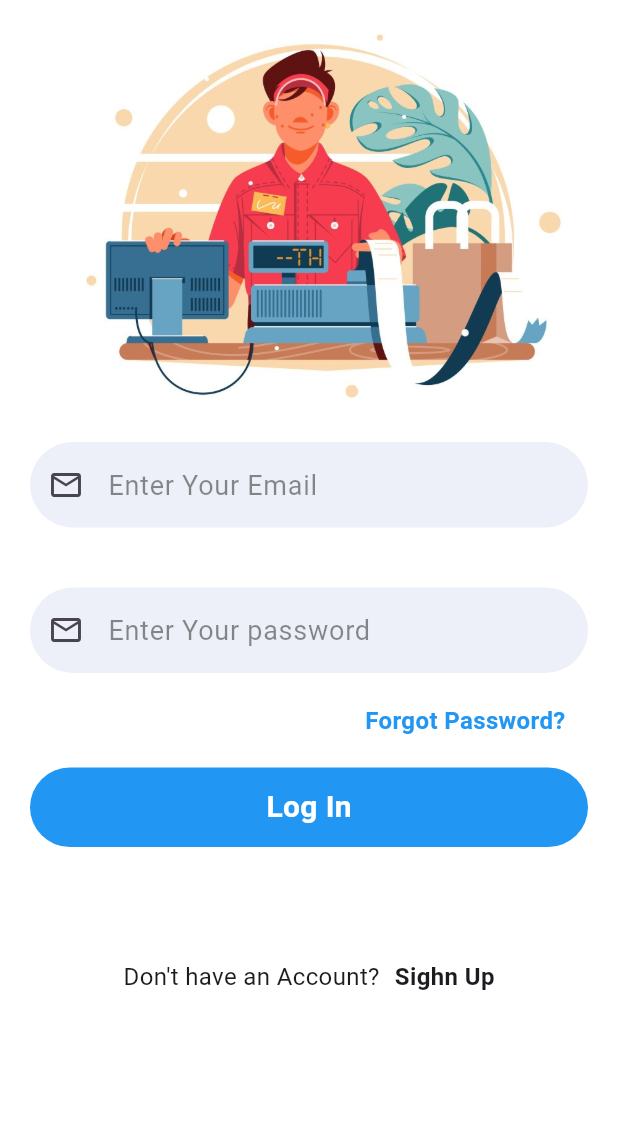
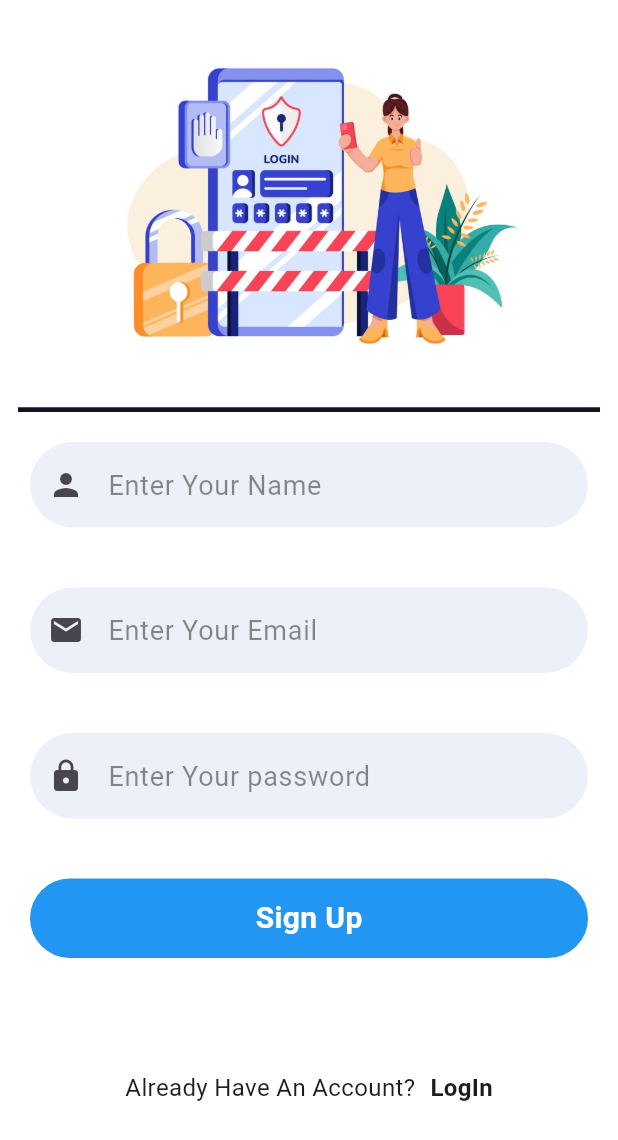
Before and after one commit to naimislam817/inventory_ManagementApp, a Flutter app: the screen it shows after launch, after a tap on "Sighn Up", on a phone screen of 412 x 824 dp. Shown: the top 1140 px of the screen. Run offline on Flutter 3.47's test engine with Material 3 defaults, Android fonts, the phone set to English and light mode, and no system bars; our stand-ins replace cloud_firestore, firebase_auth, firebase_core, leak_tracker_flutter_testing; accounts and stored records are empty; network calls fail.

Commit message:
added sighnup page //register user in firebase  auth with email and password //for adding user to our cloud firestore

```diff
--- /dev/null
+++ b/lib/login signup/Services/authentication.dart
@@ -0,0 +1,38 @@
+import 'package:cloud_firestore/cloud_firestore.dart';
+import 'package:firebase_auth/firebase_auth.dart';
+
+class AuthServices {
+  // for storing data in cloud firestore
+  final FirebaseFirestore _firestore = FirebaseFirestore.instance;
+ // for authentication
+  final FirebaseAuth _auth = FirebaseAuth.instance;
+
+//for signUp
+  Future<String> signUpUser(
+{
+  required String email,
+required String password,
+required String name}) async {
+  String res = "Some error Occured";
+  try {
+  //for register user in firebase  auth with email and password
+  UserCredential credential = await _auth.createUserWithEmailAndPassword(
+      email: email,
+      password: password) ;
+  //for adding user to our cloud firestore
+    await _firestore.collection("users").doc(credential.user!.uid).set({
+    'name' : name,
+    'email' : email,
+    'uid' : credential.user!.uid,
+    //
+    });
+    res = "success";
+  } catch (e) {
+    print(e.toString());
+  }
+  return res ;
+
+
+
+  }
+  }
--- a/lib/login signup/Widget/textfield.dart
+++ b/lib/login signup/Widget/textfield.dart
@@ -28,7 +28,7 @@ class TextFieldInput  extends StatelessWidget {
         decoration: InputDecoration(
           hintText: hintText,
           hintStyle: const TextStyle(color: Colors.black45,fontSize: 18),
-        prefixIcon: Icon(Icons.email_outlined),
+          prefixIcon:   Icon(icon),
           contentPadding:const EdgeInsets.symmetric(vertical: 15, horizontal: 20) ,
           border: InputBorder.none,
           filled: true,
--- a/lib/login signup/login.dart
+++ /dev/null
@@ -1,67 +0,0 @@
-import 'package:authentication_experiement/login%20signup/Widget/button.dart';
-import 'package:flutter/material.dart';
-import 'package:flutter/material.dart';
-
-import 'Widget/textfield.dart';
-
-class LoginScreen extends StatefulWidget {
-  const LoginScreen({super.key});
-
-  @override
-  State<LoginScreen> createState() => _LoginScreenState();
-}
-
-class _LoginScreenState extends State<LoginScreen> {
-  final TextEditingController emailController = TextEditingController();
-  final TextEditingController passwordController = TextEditingController();
-  @override
-  Widget build(BuildContext context) {
-    double height = MediaQuery.of(context).size.height;
-    return Scaffold(
-
-      backgroundColor: Colors.white ,
-      body: SafeArea(
-        child: SizedBox(
-          child: Column(
-            children: [
-              SizedBox(height: height/3 , child: Image.asset("images/login.jpg"),
-    ),
-              TextFieldInput(
-                  textEditingController: emailController,
-                  hintText: "Enter Your Email",
-                  icon: Icons.email),
-              TextFieldInput(
-                  textEditingController: passwordController,
-                  hintText: "Enter Your password",
-                  icon: Icons.password),
-              Padding(
-                padding: const EdgeInsets.symmetric(horizontal: 35),
-                child: Align(
-                  alignment: Alignment.centerRight,
-                  child: Text("Forgot Password?", style: TextStyle(fontWeight: FontWeight.bold,fontSize: 16,color: Colors.blue),),),
-              ),
-              MyButton(onTab: () {} , text: "Log In"),
-              SizedBox(height: height/15),
-              Row(
-                mainAxisAlignment: MainAxisAlignment.center,
-                children: [
-                  const Text("Don't have an Account?" , style: TextStyle(fontSize: 16),),
-                  SizedBox(width: 10,),
-                  GestureDetector(onTap: () {},
-                  child: Text("Sighn Up", style:  TextStyle(
-                      fontWeight: FontWeight.bold , fontSize: 16
-                  ),
-                  ) ,
-      ),
-                ],
-              ),
-
-
-    ],
-          ),
-        ),
-      ),
-    );
-  }
-}
-//Login Page Ui
--- /dev/null
+++ b/lib/login signup/screen/login.dart
@@ -0,0 +1,80 @@
+import 'package:authentication_experiement/login%20signup/Widget/button.dart';
+import 'package:authentication_experiement/login%20signup/screen/sign_up.dart';
+import 'package:flutter/material.dart';
+import 'package:flutter/material.dart';
+
+import '../Widget/textfield.dart';
+
+
+
+class LoginScreen extends StatefulWidget {
+  const LoginScreen({super.key});
+
+  @override
+  State<LoginScreen> createState() => _LoginScreenState();
+}
+
+class _LoginScreenState extends State<LoginScreen> {
+  final TextEditingController emailController = TextEditingController();
+  final TextEditingController passwordController = TextEditingController();
+  @override
+  Widget build(BuildContext context) {
+    double height = MediaQuery.of(context).size.height;
+    return Scaffold(
+
+      backgroundColor: Colors.white ,
+      body: SafeArea(
+        child: SizedBox(
+          child: SingleChildScrollView(
+            child: Column(
+              children: [
+                SizedBox(height: height/3 , child: Image.asset("images/login.jpg"),
+                ),
+                TextFieldInput(
+                    textEditingController: emailController,
+                    hintText: "Enter Your Email",
+                    icon: Icons.email),
+                TextFieldInput(
+                    textEditingController: passwordController,
+                    hintText: "Enter Your password",
+                    icon: Icons.lock),
+                Padding(
+                  padding: const EdgeInsets.symmetric(horizontal: 35),
+                  child: Align(
+                    alignment: Alignment.centerRight,
+                    child: Text("Forgot Password?", style: TextStyle(fontWeight: FontWeight.bold,fontSize: 16,color: Colors.blue),),),
+                ),
+                MyButton(onTab: () {} , text: "Log In"),
+                SizedBox(height: height/15),
+                Row(
+                  mainAxisAlignment: MainAxisAlignment.center,
+                  children: [
+                    const Text("Don't have an Account?" , style: TextStyle(fontSize: 16),),
+                    SizedBox(width: 10,),
+                    GestureDetector(onTap: () {
+
+                      Navigator.push(
+                        context,
+                        MaterialPageRoute(
+                          builder: (context) => const SignUpScreen(),
+                        ),
+                      );
+                    },
+                      child: Text("Sighn Up", style:  TextStyle(
+                          fontWeight: FontWeight.bold , fontSize: 16
+                      ),
+                      ) ,
+                    ),
+                  ],
+                ),
+
+
+              ],
+            ),
+          ),
+        ),
+      ),
+    );
+  }
+}
+//Login Page Ui
--- /dev/null
+++ b/lib/login signup/screen/sign_up.dart
@@ -0,0 +1,94 @@
+import 'package:authentication_experiement/login%20signup/Services/authentication.dart';
+import 'package:authentication_experiement/login%20signup/screen/home_screen.dart';
+import 'package:flutter/material.dart';
+import 'package:authentication_experiement/login signup/Widget/snackbar.dart';
+
+import 'package:flutter/cupertino.dart';
+
+import '../Widget/button.dart';
+import '../Widget/textfield.dart';
+import 'login.dart';
+
+class SignUpScreen extends StatefulWidget {
+  const SignUpScreen({super.key});
+
+  @override
+  State<SignUpScreen> createState() => _SignUpScreenState();
+}
+
+class _SignUpScreenState extends State<SignUpScreen> {
+  final TextEditingController emailController = TextEditingController();
+  final TextEditingController passwordController = TextEditingController();
+  final TextEditingController nameController = TextEditingController();
+  bool isLoading = false;
+ void signUpUser() async {
+  String res = await AuthServices().signUpUser(
+  email: emailController.text,
+  password: passwordController.text,
+  name: nameController.text);
+  if (res == "success") {
+  setState(() {
+  isLoading = true;
+  }); //navigate to the next screen
+    Navigator.of(context).pushReplacement(MaterialPageRoute(builder: (context) => HomeScreen()));
+  } else {
+   setState(() {
+   isLoading = false;
+   });
+   ShowSnackBar(context, res);
+  }
+
+ }
+  @override
+  Widget build(BuildContext context) {
+    double height = MediaQuery.of(context).size.height;
+    return Scaffold(
+
+      backgroundColor: Colors.white ,
+      body: SafeArea(
+        child: SizedBox(
+          child: SingleChildScrollView(
+            child: Column(
+              children: [
+                SizedBox(height: height/3 , child: Image.asset("images/signup.jpg"),
+                ),
+                TextFieldInput(
+                    textEditingController: nameController,
+                    hintText: "Enter Your Name",
+                    icon: Icons.person),
+                TextFieldInput(
+                    textEditingController: emailController,
+                    hintText: "Enter Your Email",
+                    icon: Icons.email),
+                TextFieldInput(
+                    textEditingController: passwordController,
+                    hintText: "Enter Your password",
+                    icon: Icons.lock),
+
+                MyButton(onTab: signUpUser , text: "Sign Up"),
+                SizedBox(height: height/15),
+                Row(
+                  mainAxisAlignment: MainAxisAlignment.center,
+                  children: [
+                    const Text("Already Have An Account?" , style: TextStyle(fontSize: 16),),
+                    SizedBox(width: 10,),
+                    GestureDetector(onTap: () {
+                      Navigator.push(context, MaterialPageRoute(builder: (context) => const LoginScreen(),),);
+                    },
+                      child: Text("LogIn", style:  TextStyle(
+                          fontWeight: FontWeight.bold , fontSize: 16
+                      ),
+                      ) ,
+                    ),
+                  ],
+                ),
+
+
+              ],
+            ),
+          ),
+        ),
+      ),
+    );
+  }
+}
--- a/lib/main.dart
+++ b/lib/main.dart
@@ -2,7 +2,7 @@ import 'package:firebase_core/firebase_core.dart';
 import 'package:flutter/material.dart';
 import 'package:leak_tracker_flutter_testing/leak_tracker_flutter_testing.dart';
 
-import 'login signup/login.dart';
+import 'login signup/screen/login.dart';
 
 void main() async  {
   //Firebase Initialization Code
--- a/pubspec.yaml
+++ b/pubspec.yaml
@@ -67,6 +67,7 @@ flutter:
   # To add assets to your application, add an assets section, like this:
   assets:
     - images/login.jpg
+    - images/signup.jpg
   #   - images/a_dot_ham.jpeg
 
   # An image asset can refer to one or more resolution-specific "variants", see
```
Also changed, not shown: lib/login signup/Widget/snackbar.dart (added, +10 -0 lines), lib/login signup/screen/home_screen.dart (added, +12 -0 lines), 1 other file. Lines whose indentation alone changed are shown as unchanged.
